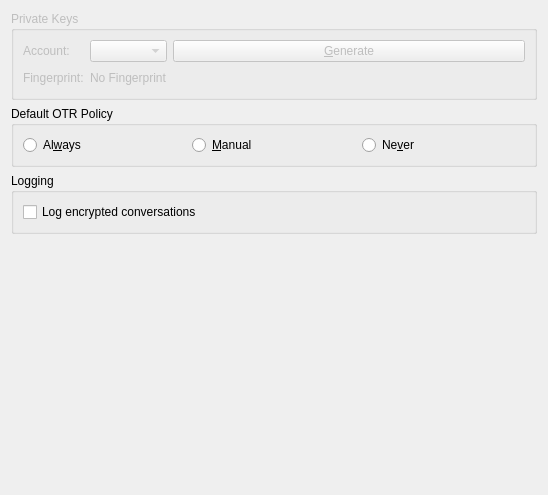
The window that config/otr-config.ui (KDE/ktp-text-ui) describes before a commit, drawn with Qt 5.
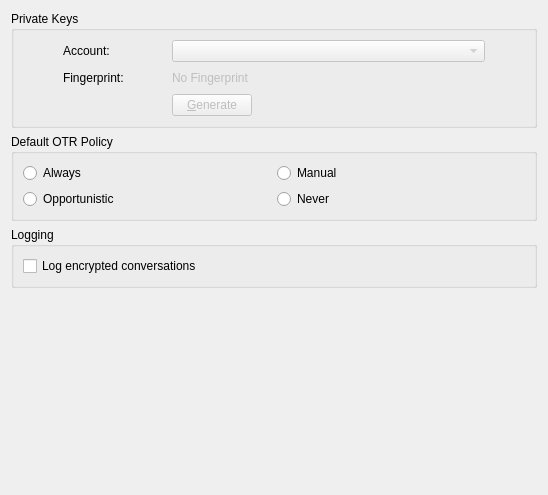
The same window after the commit.

What changed in the file:
```diff
--- a/config/otr-config.ui
+++ b/config/otr-config.ui
@@ -16,7 +16,7 @@
   <layout class="QGridLayout">
    <item row="0" column="0">
     <layout class="QGridLayout" name="mainLayout">
-     <item row="1" column="0">
+     <item row="3" column="0">
       <widget class="QGroupBox" name="gbPolicy">
        <property name="title">
         <string>Default OTR Policy</string>
@@ -28,11 +28,27 @@
            <string>Always encrypt messages</string>
           </property>
           <property name="text">
-           <string>Al&amp;ways</string>
+           <string>Always</string>
           </property>
           <property name="checked">
            <bool>false</bool>
           </property>
+          <attribute name="buttonGroup">
+           <string notr="true">policyGroupButtons</string>
+          </attribute>
+         </widget>
+        </item>
+        <item row="1" column="0">
+         <widget class="QRadioButton" name="rbOpportunistic">
+          <property name="toolTip">
+           <string>Automatically encrypt messages if the other side supports OTR</string>
+          </property>
+          <property name="text">
+           <string>Opportunistic</string>
+          </property>
+          <attribute name="buttonGroup">
+           <string notr="true">policyGroupButtons</string>
+          </attribute>
          </widget>
         </item>
         <item row="0" column="1">
@@ -41,20 +57,55 @@
            <string>Encrypt messages if the other side requests an OTR connection</string>
           </property>
           <property name="text">
-           <string>&amp;Manual</string>
+           <string>Manual</string>
           </property>
           <property name="checked">
            <bool>false</bool>
           </property>
          </widget>
         </item>
-        <item row="0" column="2">
-         <widget class="QRadioButton" name="kcfg_rbNever">
+        <item row="1" column="1">
+         <widget class="QRadioButton" name="rbNever">
           <property name="toolTip">
            <string>Never encrypt messages</string>
           </property>
           <property name="text">
-           <string>Ne&amp;ver</string>
+           <string>Never</string>
+          </property>
+          <attribute name="buttonGroup">
+           <string notr="true">policyGroupButtons</string>
+          </attribute>
+         </widget>
+        </item>
+       </layout>
+      </widget>
+     </item>
+     <item row="5" column="0">
+      <spacer>
+       <property name="orientation">
+        <enum>Qt::Vertical</enum>
+       </property>
+       <property name="sizeHint" stdset="0">
+        <size>
+         <width>20</width>
+         <height>161</height>
+        </size>
+       </property>
+      </spacer>
+     </item>
+     <item row="4" column="0">
+      <widget class="QGroupBox" name="gbLogging">
+       <property name="title">
+        <string>Logging</string>
+       </property>
+       <layout class="QGridLayout" name="gridLayout3">
+        <item row="0" column="0">
+         <widget class="QCheckBox" name="kcfg_cbLogEncrypted">
+          <property name="toolTip">
+           <string>Log messages during encrypted conversation</string>
+          </property>
+          <property name="text">
+           <string>Log encrypted conversations</string>
           </property>
          </widget>
         </item>
@@ -64,7 +115,7 @@
      <item row="0" column="0">
       <widget class="QGroupBox" name="gbFingerprints">
        <property name="enabled">
-        <bool>false</bool>
+        <bool>true</bool>
        </property>
        <property name="sizePolicy">
         <sizepolicy hsizetype="Expanding" vsizetype="Fixed">
@@ -76,18 +127,33 @@
         <string>Private Keys</string>
        </property>
        <layout class="QGridLayout">
-        <item row="0" column="0">
-         <widget class="QLabel" name="textLabel2">
-          <property name="text">
-           <string>Account:</string>
+        <item row="0" column="6">
+         <spacer name="horizontalSpacer">
+          <property name="orientation">
+           <enum>Qt::Horizontal</enum>
           </property>
-          <property name="wordWrap">
-           <bool>false</bool>
+          <property name="sizeType">
+           <enum>QSizePolicy::Minimum</enum>
           </property>
-         </widget>
+          <property name="sizeHint" stdset="0">
+           <size>
+            <width>40</width>
+            <height>20</height>
+           </size>
+          </property>
+         </spacer>
         </item>
-        <item row="0" column="1">
-         <widget class="QComboBox" name="cbKeys">
+        <item row="0" column="3" colspan="3">
+         <widget class="QComboBox" name="cbAccounts">
+          <property name="enabled">
+           <bool>false</bool>
+          </property>
+          <property name="sizePolicy">
+           <sizepolicy hsizetype="Expanding" vsizetype="Expanding">
+            <horstretch>0</horstretch>
+            <verstretch>0</verstretch>
+           </sizepolicy>
+          </property>
           <property name="maximumSize">
            <size>
             <width>400</width>
@@ -96,22 +162,66 @@
           </property>
          </widget>
         </item>
-        <item row="0" column="2">
-         <widget class="QPushButton" name="btGenFingerprint">
+        <item row="0" column="1">
+         <widget class="QLabel" name="textLabel2">
           <property name="text">
-           <string>&amp;Generate</string>
+           <string>Account:</string>
+          </property>
+          <property name="wordWrap">
+           <bool>false</bool>
           </property>
          </widget>
         </item>
-        <item row="1" column="0">
+        <item row="1" column="1">
          <widget class="QLabel" name="label">
           <property name="text">
            <string>Fingerprint:</string>
           </property>
          </widget>
         </item>
-        <item row="1" column="1">
+        <item row="1" column="6">
+         <spacer name="horizontalSpacer_2">
+          <property name="orientation">
+           <enum>Qt::Horizontal</enum>
+          </property>
+          <property name="sizeType">
+           <enum>QSizePolicy::Minimum</enum>
+          </property>
+          <property name="sizeHint" stdset="0">
+           <size>
+            <width>40</width>
+            <height>20</height>
+           </size>
+          </property>
+         </spacer>
+        </item>
+        <item row="0" column="0">
+         <spacer name="horizontalSpacer_3">
+          <property name="orientation">
+           <enum>Qt::Horizontal</enum>
+          </property>
+          <property name="sizeType">
+           <enum>QSizePolicy::Minimum</enum>
+          </property>
+          <property name="sizeHint" stdset="0">
+           <size>
+            <width>40</width>
+            <height>20</height>
+           </size>
+          </property>
+         </spacer>
+        </item>
+        <item row="1" column="3" colspan="2">
          <widget class="QLabel" name="tlFingerprint">
+          <property name="enabled">
+           <bool>false</bool>
+          </property>
+          <property name="sizePolicy">
+           <sizepolicy hsizetype="Preferred" vsizetype="Expanding">
+            <horstretch>0</horstretch>
+            <verstretch>0</verstretch>
+           </sizepolicy>
+          </property>
           <property name="frameShape">
            <enum>QFrame::NoFrame</enum>
           </property>
@@ -129,14 +239,33 @@
           </property>
          </widget>
         </item>
-        <item row="1" column="2">
-         <spacer>
+        <item row="2" column="3" colspan="3">
+         <widget class="QPushButton" name="btGenFingerprint">
+          <property name="enabled">
+           <bool>false</bool>
+          </property>
+          <property name="sizePolicy">
+           <sizepolicy hsizetype="Fixed" vsizetype="Expanding">
+            <horstretch>0</horstretch>
+            <verstretch>0</verstretch>
+           </sizepolicy>
+          </property>
+          <property name="text">
+           <string>&amp;Generate</string>
+          </property>
+         </widget>
+        </item>
+        <item row="2" column="6">
+         <spacer name="horizontalSpacer_4">
           <property name="orientation">
            <enum>Qt::Horizontal</enum>
           </property>
+          <property name="sizeType">
+           <enum>QSizePolicy::Minimum</enum>
+          </property>
           <property name="sizeHint" stdset="0">
            <size>
-            <width>71</width>
+            <width>40</width>
             <height>20</height>
            </size>
           </property>
@@ -145,38 +274,6 @@
        </layout>
       </widget>
      </item>
-     <item row="3" column="0">
-      <spacer>
-       <property name="orientation">
-        <enum>Qt::Vertical</enum>
-       </property>
-       <property name="sizeHint" stdset="0">
-        <size>
-         <width>20</width>
-         <height>161</height>
-        </size>
-       </property>
-      </spacer>
-     </item>
-     <item row="2" column="0">
-      <widget class="QGroupBox" name="gbLogging">
-       <property name="title">
-        <string>Logging</string>
-       </property>
-       <layout class="QGridLayout" name="gridLayout3">
-        <item row="0" column="0">
-         <widget class="QCheckBox" name="kcfg_cbLogEncrypted">
-          <property name="toolTip">
-           <string>Log messages during encrypted conversation</string>
-          </property>
-          <property name="text">
-           <string>Log encrypted conversations</string>
-          </property>
-         </widget>
-        </item>
-       </layout>
-      </widget>
-     </item>
     </layout>
    </item>
   </layout>
```
Left out of the diff: 10 changed lines with no effect on the pictures.
